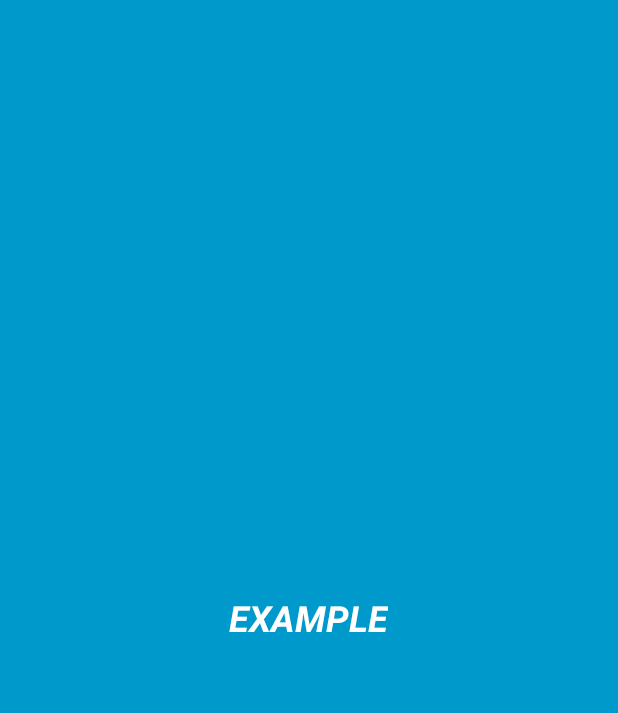
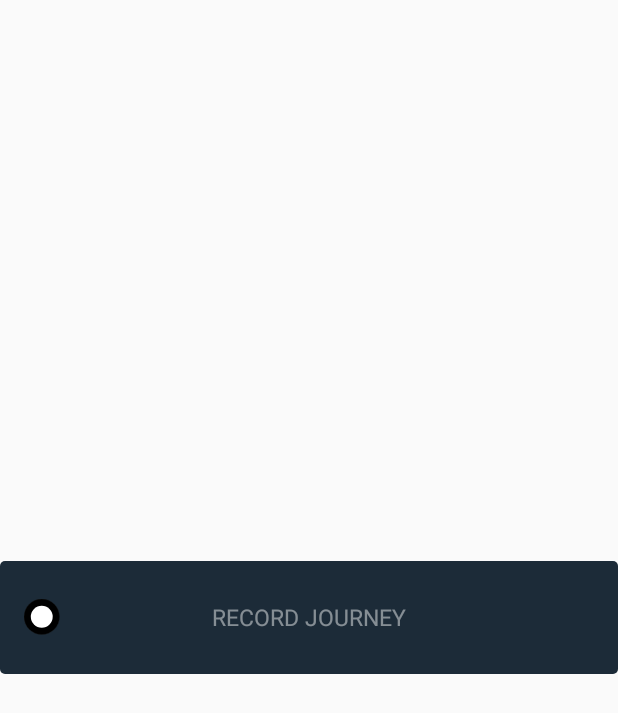
Before and after one commit to pastelsky/RoadRunner, an Android app: the layout runner_widget.xml on its own in the app's theme, with its tools: preview values and no code run, on a phone screen of 412 x 824 dp. Shown: the top 713 px of the screen. Run offline under Robolectric (Android 15) with nearby library versions, the phone set to English and light mode, and no system bars.

Commit message:
added widget

```diff
--- a/app/build.gradle
+++ b/app/build.gradle
@@ -67,6 +67,7 @@ dependencies {
     compile 'com.jakewharton:butterknife:7.0.1'
     compile 'com.android.support:cardview-v7:23.+'
     compile 'com.github.AlbertGrobas:MovingImageView:381fddac64'
+    compile 'com.github.deano2390:MaterialShowcaseView:1.0.5@aar'
 
 
 }
--- a/app/src/main/java/com/example/shubhamkanodia/roadrunner/ParseApplication.java
+++ b/app/src/main/java/com/example/shubhamkanodia/roadrunner/ParseApplication.java
@@ -5,13 +5,14 @@ import android.app.Application;
 import com.example.shubhamkanodia.roadrunner.Helpers.Helper;
 import com.parse.Parse;
 
-import io.realm.Realm;
-
 /**
  * Created by shubhamkanodia on 07/09/15.
  */
 
 public class ParseApplication extends Application {
+
+    public boolean isDataLoggerServiceRunning = false;
+
 
     @Override
     public void onCreate() {
--- /dev/null
+++ b/app/src/main/res/anim/dummy.xml
@@ -0,0 +1,4 @@
+<?xml version="1.0" encoding="utf-8"?>
+<set>
+
+</set>
--- /dev/null
+++ b/app/src/main/res/drawable/ripple.xml
@@ -0,0 +1,7 @@
+<?xml version="1.0" encoding="utf-8"?>
+<ripple xmlns:android="http://schemas.android.com/apk/res/android"
+        android:color="?android:colorControlHighlight">
+
+    <item android:drawable="@drawable/rounded_rect"/>
+
+</ripple>
--- /dev/null
+++ b/app/src/main/res/drawable/rounded_rect.xml
@@ -0,0 +1,6 @@
+<shape xmlns:android="http://schemas.android.com/apk/res/android">
+    <solid
+        android:color="#1c2b38"/>
+    <corners
+        android:radius="3dp"/>
+</shape>
--- a/app/src/main/res/layout/runner_widget.xml
+++ b/app/src/main/res/layout/runner_widget.xml
@@ -1,18 +1,38 @@
 <?xml version="1.0" encoding="utf-8"?>
-<RelativeLayout xmlns:android="http://schemas.android.com/apk/res/android"
-    android:layout_width="match_parent" android:layout_height="match_parent"
-    android:background="#09C"
-    android:padding="@dimen/widget_margin">
 
-    <TextView android:id="@+id/appwidget_text" android:layout_width="wrap_content"
-        android:layout_height="wrap_content" android:layout_centerHorizontal="true"
+<RelativeLayout
+    android:id="@+id/rvWidget"
+    xmlns:android="http://schemas.android.com/apk/res/android"
+    android:layout_width="match_parent"
+    android:layout_height="75dp"
+    android:layout_gravity="center"
+    android:background="@drawable/ripple"
+    android:clickable="true"
+    android:paddingBottom="@dimen/activity_vertical_margin"
+    android:paddingLeft="@dimen/activity_horizontal_margin"
+    android:paddingRight="@dimen/activity_horizontal_margin"
+    android:paddingTop="@dimen/activity_vertical_margin"
+    >
+
+    <ImageView
+        android:id="@+id/ivRecordIcon"
+        android:layout_width="wrap_content"
+        android:layout_height="wrap_content"
         android:layout_centerVertical="true"
-        android:layout_margin="8dp"
-        android:background="#09C"
-        android:contentDescription="@string/appwidget_text"
-        android:text="@string/appwidget_text"
-        android:textColor="#ffffff"
-        android:textSize="24sp"
-        android:textStyle="bold|italic" />
+        android:src="@drawable/ic_record_inactive"/>
+
+
+    <TextView
+        android:id="@+id/tvRecord"
+        android:layout_width="wrap_content"
+        android:layout_height="wrap_content"
+        android:layout_centerHorizontal="true"
+        android:layout_centerVertical="true"
+        android:layout_marginLeft="12dp"
+        android:text="Record Journey"
+        android:textAllCaps="true"
+        android:textColor="#77ffffff"
+        android:textSize="15sp"
+        />
 
 </RelativeLayout>
--- a/app/src/main/res/values/styles.xml
+++ b/app/src/main/res/values/styles.xml
@@ -14,4 +14,8 @@
 
     <style name="AppTheme.PopupOverlay" parent="ThemeOverlay.AppCompat.Light" />
 
+    <style name="MyAlertDialogStyle" parent="Theme.AppCompat.Light.Dialog.Alert">
+
+    </style>
+
 </resources>
```
Also changed, not shown: app/src/main/AndroidManifest.xml (+22 -5 lines), app/src/main/java/com/example/shubhamkanodia/roadrunner/Activities/GPSPermissionDialog.java (added, +44 -0 lines), app/src/main/java/com/example/shubhamkanodia/roadrunner/Activities/RunnerWidget.java (+26 -13 lines), app/src/main/java/com/example/shubhamkanodia/roadrunner/Fragments/MainFragment.java (+27 -20 lines), app/src/main/java/com/example/shubhamkanodia/roadrunner/Helpers/Helper.java (+48 -10 lines), app/src/main/java/com/example/shubhamkanodia/roadrunner/Helpers/XYZProcessor.java (added, +23 -0 lines), app/src/main/java/com/example/shubhamkanodia/roadrunner/Services/DataLoggerService.java (+99 -107 lines), app/src/main/res/layout/fragment_main.xml (+7 -2 lines), app/src/main/res/xml/runner_widget_info.xml (+8 -5 lines), 1 other file.
